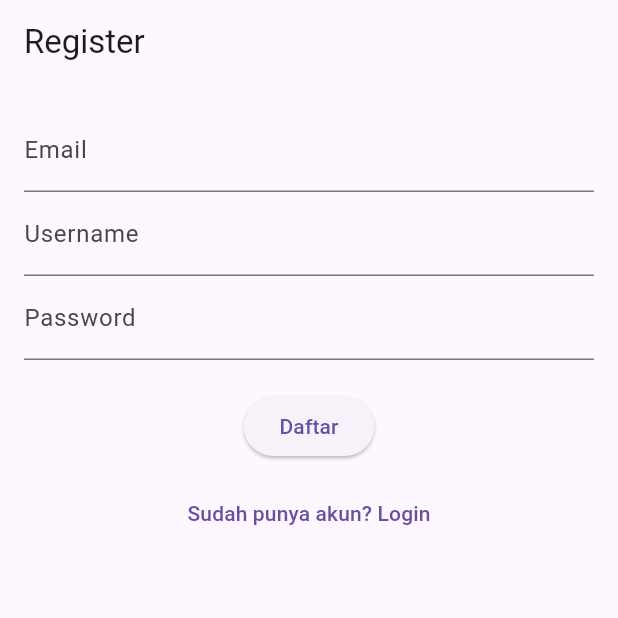
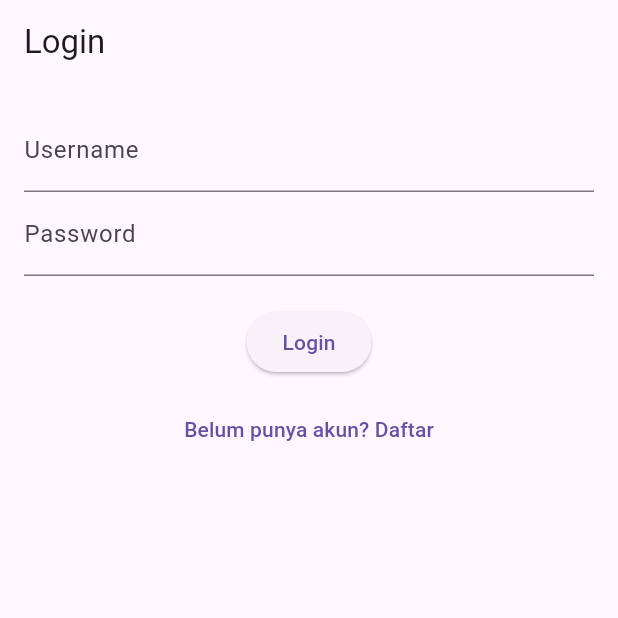
Before and after one commit to GuitherezDika/flutter_todo, a Flutter app: the screen it shows after launch, on a phone screen of 412 x 824 dp, the top half of it. Run offline on Flutter 3.47's test engine with Material 3 defaults, Android fonts, the phone set to English and light mode, and no system bars; our stand-ins replace shared_preferences.

Commit message:
restructure auth logic

```diff
--- a/lib/app.dart
+++ b/lib/app.dart
@@ -0,0 +1,28 @@
+
+
+import 'package:flutter/material.dart';
+import 'package:todo_app/routes/app_routes.dart';
+import 'package:todo_app/screens/auth_check_screen.dart';
+import 'package:todo_app/screens/home_screen.dart';
+import 'package:todo_app/screens/login_screen.dart';
+import 'package:todo_app/screens/register_screen.dart';
+
+class MyApp extends StatelessWidget {
+  final bool isLoggedIn;
+
+  const MyApp({ super.key, required this.isLoggedIn });
+
+  @override
+  Widget build(BuildContext context) {
+    return MaterialApp(
+      debugShowCheckedModeBanner: false,
+      initialRoute: '/',
+      routes: {
+        '/': (context) => const AuthCheckScreen(),
+        AppRoutes.login: (context) => const LoginScreen(),
+        AppRoutes.register: (context) => const RegisterScreen(),
+        AppRoutes.home: (context) => const HomeScreen(),
+      },
+    );
+  }
+}
--- a/lib/main.dart
+++ b/lib/main.dart
@@ -1,14 +1,16 @@
 import 'package:flutter/material.dart';
+import 'package:shared_preferences/shared_preferences.dart';
+import 'package:todo_app/app.dart';
 import 'package:todo_app/screens/login_screen.dart';
 import 'package:todo_app/screens/register_screen.dart';
-
+/*
 void main() {
   // fungsi utama flutter
 
   // runApp(const MyApp());
   runApp(MaterialApp(
     debugShowCheckedModeBanner: false,
-    initialRoute: '/register',
+    initialRoute: '/login',
     routes: {
       '/register': (context) => const RegisterScreen(),
       '/login': (context) => const LoginScreen()
@@ -19,3 +21,13 @@ void main() {
     // --> home, routes, theme
   ));
 }
+
+ */
+
+void main() async {
+  WidgetsFlutterBinding.ensureInitialized();
+  final prefs = await SharedPreferences.getInstance();
+  final token = prefs.getString('accessToken');
+
+  runApp(MyApp(isLoggedIn: token != null ));
+}
--- a/lib/routes/app_routes.dart
+++ b/lib/routes/app_routes.dart
@@ -0,0 +1,5 @@
+class AppRoutes {
+  static const login = '/login';
+  static const register = '/register';
+  static const home = '/home';
+}
--- a/lib/screens/login_screen.dart
+++ b/lib/screens/login_screen.dart
@@ -1,5 +1,4 @@
 import 'dart:convert';
-
 import 'package:flutter/material.dart';
 import 'package:http/http.dart' as http;
 import 'package:shared_preferences/shared_preferences.dart';
@@ -22,7 +21,7 @@ class _LoginScreenState extends State<LoginScreen> {
     setState(() {
       _isLoading = true;
     });
-    final url = Uri.parse('http://192.168.0.106:3000/auth/login');
+    final url = Uri.parse('http://10.7.129.233:3000/auth/login');
 
     try {
       final response = await http.post(
@@ -34,6 +33,7 @@ class _LoginScreenState extends State<LoginScreen> {
         }),
       );
       final data = jsonDecode(response.body);
+      debugPrint('data = ${data}');
       /*
         response.statusCode = 200
 
@@ -49,7 +49,7 @@ class _LoginScreenState extends State<LoginScreen> {
         ScaffoldMessenger.of(context).showSnackBar(
           SnackBar(content: Text('Login Success')),
         );
-        // Navigator.pushReplacementNamed(context, '/main');
+        Navigator.pushReplacementNamed(context, '/');
       } else {
         ScaffoldMessenger.of(context).showSnackBar(
             SnackBar(content: Text(data['message'] ?? 'Login gagal')));
--- a/lib/screens/register_screen.dart
+++ b/lib/screens/register_screen.dart
@@ -65,7 +65,7 @@ class _RegisterScreenState extends State<RegisterScreen> {
       _isLoading = true;
     });
 
-    final url = Uri.parse('http://192.168.0.106:3000/auth/register');
+    final url = Uri.parse('http://10.7.129.233:3000/auth/register');
 
     try {
       final response = await http.post(
```
Also changed, not shown: lib/screens/auth_check_screen.dart (added, +36 -0 lines), lib/screens/home_screen.dart (+39 -0 lines), lib/screens/home_tab.dart (added, +14 -0 lines), lib/screens/me_screen.dart (+28 -0 lines), lib/screens/resume_screen.dart (+10 -0 lines).
